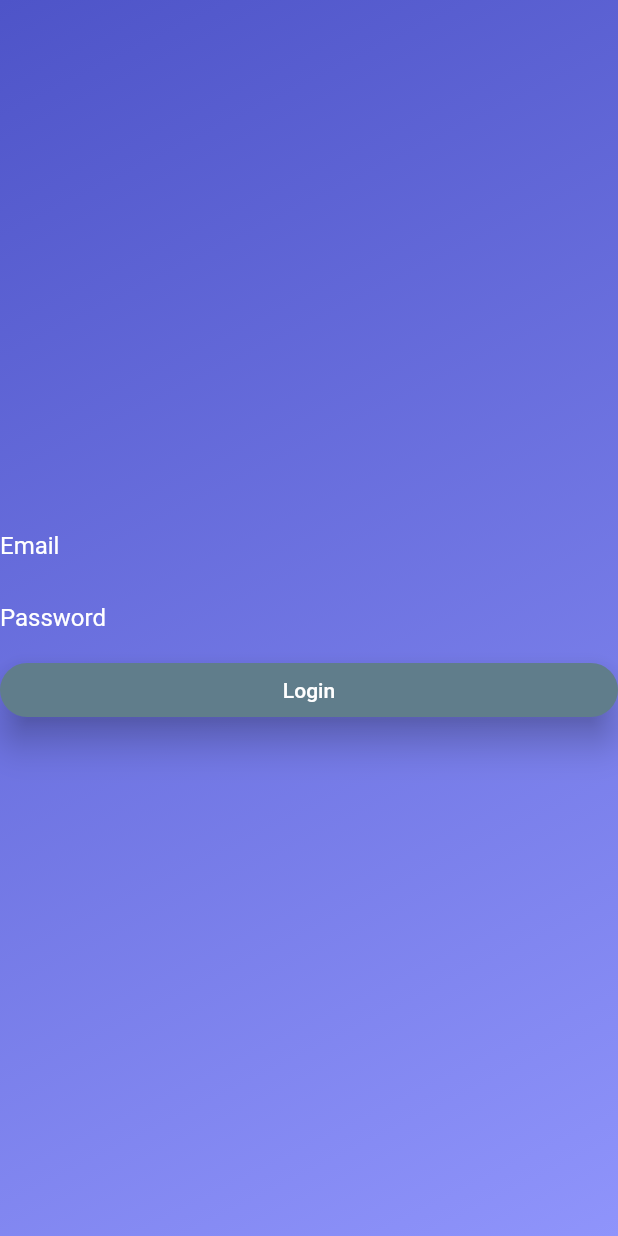
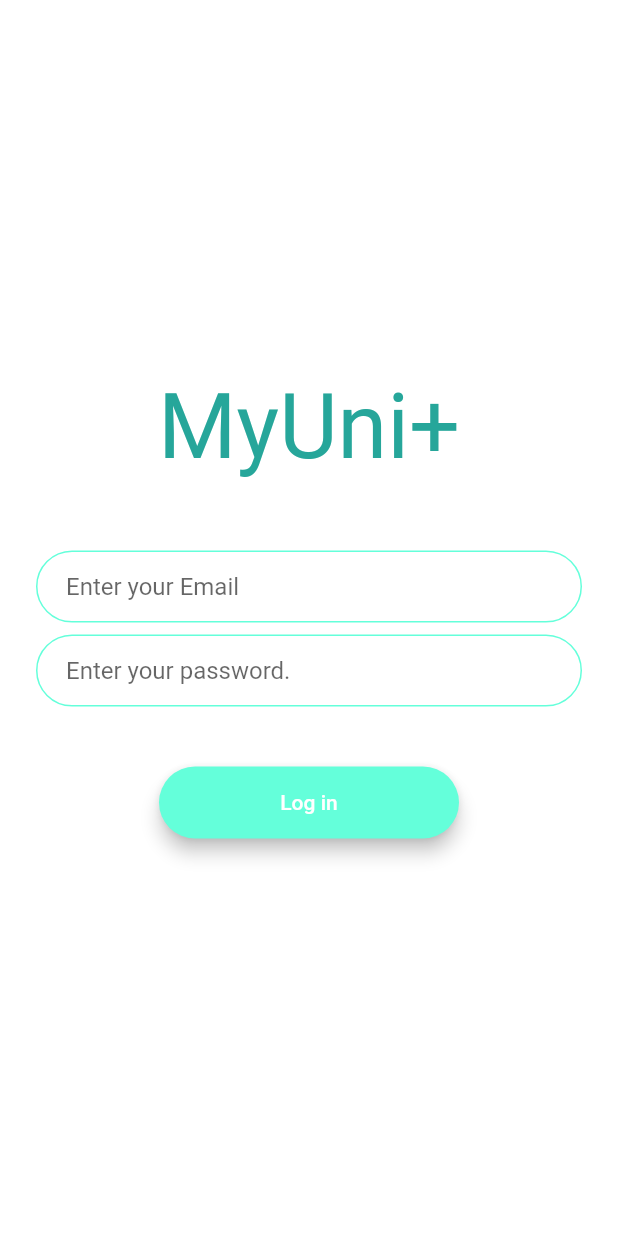
Before and after one commit to WalidChebaro/university_management_system, a Flutter app: the screen it shows after launch, on a phone screen of 412 x 824 dp. Run offline on Flutter 3.47's test engine with Material 2 defaults, Android fonts, the phone set to English and light mode, and no system bars; our stand-ins replace cloud_firestore, firebase_auth, firebase_core; accounts and stored records are empty; Roboto replaces fonts that are missing (baskerville).

Commit message:
Add files via upload

```diff
--- a/lib/LoginPage.dart
+++ b/lib/LoginPage.dart
@@ -1,10 +1,27 @@
+import 'package:firebase_auth/firebase_auth.dart';
+import 'rounded_button.dart';
 import 'package:flutter/material.dart';
-import 'package:firebase_auth/firebase_auth.dart';
+
+const kTextFieldDecoration = InputDecoration(
+  hintText: 'Enter a Value',
+  contentPadding: EdgeInsets.symmetric(vertical: 10.0, horizontal: 20.0),
+  border: OutlineInputBorder(
+    borderRadius: BorderRadius.all(Radius.circular(32.0)),
+  ),
+  enabledBorder: OutlineInputBorder(
+    borderSide: BorderSide(color: Colors.tealAccent, width: 1.0),
+    borderRadius: BorderRadius.all(Radius.circular(32.0)),
+  ),
+  focusedBorder: OutlineInputBorder(
+    borderSide: BorderSide(color: Colors.tealAccent, width: 2.0),
+    borderRadius: BorderRadius.all(Radius.circular(32.0)),
+  ),
+);
 
 class LoginPage extends StatefulWidget {
   final VoidCallback onSignedIn;
   LoginPage({this.onSignedIn});
-
+  static const String id = "login_screen";
   @override
   _LoginPageState createState() => _LoginPageState();
 }
@@ -12,70 +29,61 @@ class LoginPage extends StatefulWidget {
 class _LoginPageState extends State<LoginPage> {
   String _email;
   String _password;
+  bool showSpinner = false;
 
   @override
   Widget build(BuildContext context) {
-    return new Scaffold(
-      body: new Container(
-        decoration: new BoxDecoration(
-          gradient: new LinearGradient(
-            colors: [const Color(0xFF4E54C8), const Color(0xFF8F94FB)],
-            begin: FractionalOffset.topLeft,
-            end: FractionalOffset.bottomRight,
-            stops: [0.0, 1.0],
+    return Scaffold(
+      backgroundColor: Colors.white,
+      body: Padding(
+        padding: EdgeInsets.symmetric(horizontal: 24.0),
+        child: Column(
+          mainAxisAlignment: MainAxisAlignment.center,
+          crossAxisAlignment: CrossAxisAlignment.center,
+          children: <Widget>[
+            Container(
+              child: Text(
+                'MyUni+',
+                style: TextStyle(
+                    color: Colors.teal[400],
+                    fontFamily: 'baskerville',
+                    fontSize: 60.0),
               ),
             ),
-        child: new Column(
-          mainAxisAlignment: MainAxisAlignment.center,
-          children: <Widget>[
-            new Row(
-              children: <Widget>[
-                new Expanded(
-                  child: new TextField(
-                    decoration: new InputDecoration(
-                      border: InputBorder.none,
-                      hintText: 'Email',
-                      hintStyle: TextStyle(color: Colors.white),
+            SizedBox(
+              height: 48.0,
             ),
+            TextField(
+              keyboardType: TextInputType.emailAddress,
+              style: TextStyle(color: Colors.black),
               onChanged: (value) {
+                _email = value;
+              },
+              decoration:
+                  kTextFieldDecoration.copyWith(hintText: 'Enter your Email'),
+            ),
+            SizedBox(
+              height: 8.0,
+            ),
+            TextField(
+              obscureText: true,
+              style: TextStyle(color: Colors.black),
+              onChanged: (value) {
+                _password = value;
+              },
+              decoration: kTextFieldDecoration.copyWith(
+                  hintText: 'Enter your password.'),
+            ),
+            SizedBox(
+              height: 24.0,
+            ),
+            RoundedButton(
+              title: 'Log in',
+              color: Colors.tealAccent,
+              onPressed: () async {
                 setState(() {
-                        _email = value;
+                  showSpinner = true;
                 });
-                    },
-                  ),
-                ),
-              ],
-            ),
-            new Row(
-              children: <Widget>[
-                new Expanded(
-                  child: new TextField(
-                    decoration: new InputDecoration(
-                      border: InputBorder.none,
-                      hintText: 'Password',
-                      hintStyle: TextStyle(color: Colors.white),
-                    ),
-                    onChanged: (value) {
-                      setState(() {
-                        _password = value;
-                      });
-                    },
-                    obscureText: true,
-                  ),
-                ),
-              ],
-            ),
-            new Row(
-              children: <Widget>[
-                new Expanded(
-                  child: new RaisedButton(
-                    shape: new RoundedRectangleBorder(
-                        borderRadius: new BorderRadius.circular(30.0)),
-                    child: Text('Login'),
-                    color: Colors.blueGrey,
-                    textColor: Colors.white,
-                    elevation: 10.0,
-                    onPressed: () {
                 FirebaseAuth.instance
                     .signInWithEmailAndPassword(
                         email: _email, password: _password)
@@ -86,9 +94,6 @@ class _LoginPageState extends State<LoginPage> {
                 });
               },
             ),
-                ),
-              ],
-            ),
           ],
         ),
       ),
--- a/lib/Staff.dart
+++ b/lib/Staff.dart
@@ -1,14 +1,9 @@
-import 'package:cloud_firestore/cloud_firestore.dart';
-import 'package:flutter/material.dart';
-import 'package:university_management_system/TestPage.dart';
-
 import 'User.dart';
-import 'TeacherPage.dart';
 
 class Staff {
   int _id;
   String _uid;
-  String _dateofbirth;
+  DateTime _dateofbirth;
   String _firstname;
   String _lastname;
   String _role;
@@ -20,10 +15,11 @@ class Staff {
  Future<String> setAttributeValues() async {
     await User().getUserInfo().then((doc) {
       _id = doc.documents[0].data['ID'];
+      _uid = doc.documents[0].data['uid'];
       _firstname = doc.documents[0].data['FirstName'];
       _lastname = doc.documents[0].data['LastName'];
       _role = doc.documents[0].data['Role'];
-      _dateofbirth = doc.documents[0].data['DateOfBirth'];
+      _dateofbirth = DateTime.parse(doc.documents[0].data['DateOfBirth'].toString());
       _address = doc.documents[0].data['Address'];
       _phone = doc.documents[0].data['Phone'];
       _campus = doc.documents[0].data['Campus'];
@@ -35,7 +31,7 @@ class Staff {
 //Getters
   int get id => _id;
   String get uid => _uid;
-  String get dateofbirth => _dateofbirth;
+  DateTime get dateofbirth => _dateofbirth;
   String get firstname => _firstname;
   String get lastname => _lastname;
   String get role => _role;
--- a/lib/StaffRoutes.dart
+++ b/lib/StaffRoutes.dart
@@ -1,4 +1,3 @@
-import 'package:firebase_auth/firebase_auth.dart';
 import 'package:flutter/material.dart';
 import 'Staff.dart';
 import 'TeacherPage.dart';
--- /dev/null
+++ b/lib/rounded_button.dart
@@ -0,0 +1,30 @@
+import 'package:flutter/material.dart';
+
+class RoundedButton extends StatelessWidget {
+  RoundedButton({this.color, this.title, @required this.onPressed});
+
+  final Color color;
+  final String title;
+  final Function onPressed;
+
+  @override
+  Widget build(BuildContext context) {
+    return Padding(
+      padding: EdgeInsets.symmetric(vertical: 16.0),
+      child: Material(
+        elevation: 5.0,
+        color: color,
+        borderRadius: BorderRadius.circular(30.0),
+        child: MaterialButton(
+          onPressed: onPressed,
+          minWidth: 200.0,
+          height: 42.0,
+          child: Text(
+            title,
+            style: TextStyle(color: Colors.white),
+          ),
+        ),
+      ),
+    );
+  }
+}
```
Also changed, not shown: lib/Inventory.dart (added, +50 -0 lines), lib/Petition.dart (+42 -7 lines), lib/Routes.dart (+6 -2 lines), lib/Student.dart (+13 -14 lines), lib/StudentPage.dart (added, +149 -0 lines), lib/TestPage.dart (+6 -64 lines), lib/TuitionFee.dart (added, +39 -0 lines), lib/User.dart (+115 -55 lines). Lines whose indentation alone changed are shown as unchanged.
